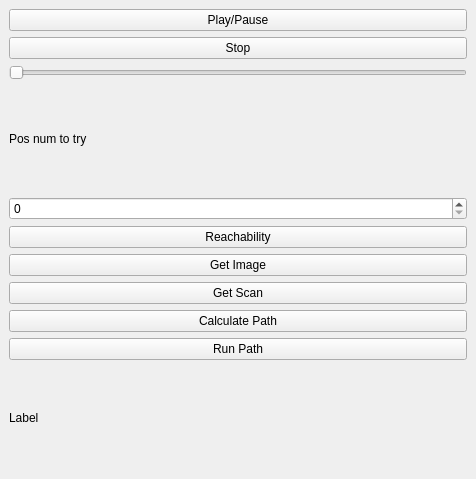
The window that main/src/SamplePlugin.ui (balintbarna/Robotics-and-Computer-Vision-Semester-Project) describes before a commit, drawn with Qt 5.
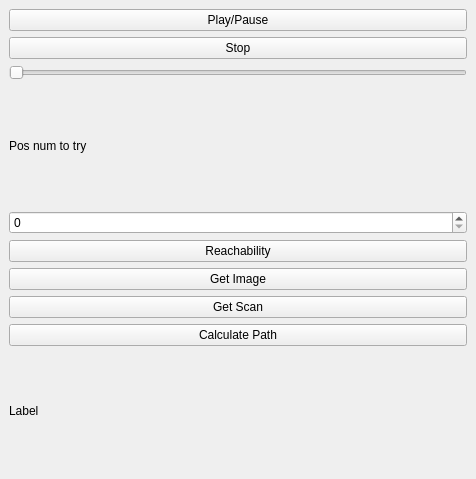
The same window after the commit.

```diff
--- a/main/src/SamplePlugin.ui
+++ b/main/src/SamplePlugin.ui
@@ -76,13 +76,6 @@
         </property>
        </widget>
       </item>
-      <item>
-       <widget class="QPushButton" name="_btn1">
-        <property name="text">
-         <string>Run Path</string>
-        </property>
-       </widget>
-      </item>
       <item>
        <widget class="QLabel" name="_label">
         <property name="text">
```
